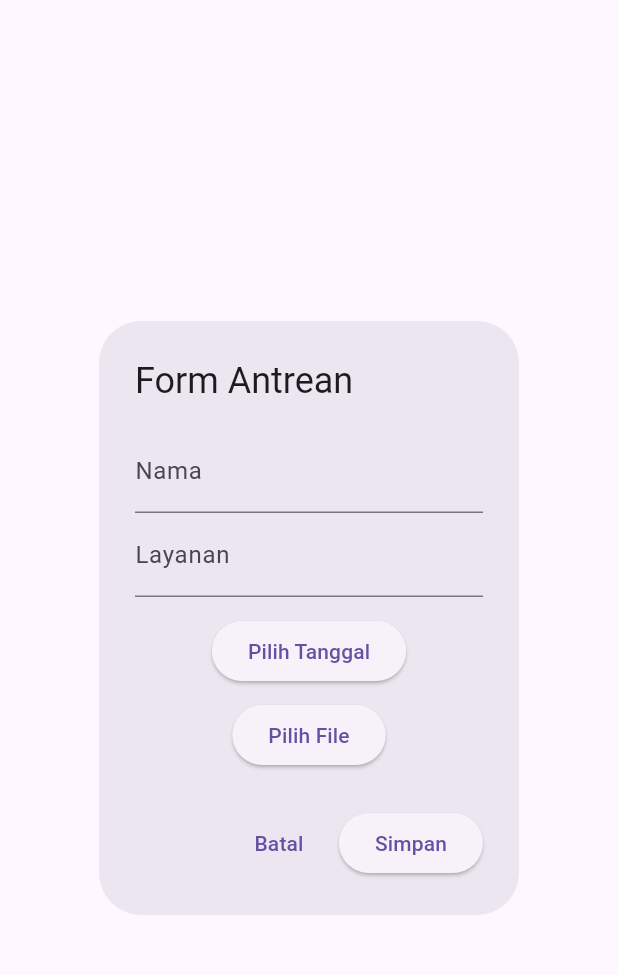
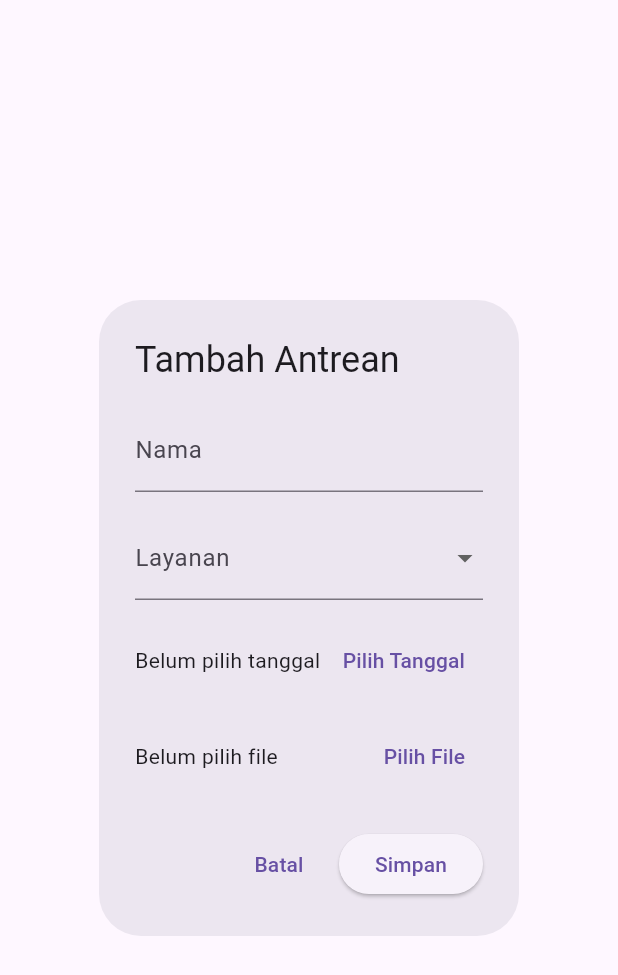
Before and after one commit to Nindyaayuu/antrean, a Flutter app: the FormDialog widget shown alone on an empty page, opened directly, on a phone screen of 412 x 824 dp. Shown: the top 975 px of the screen. Run offline on Flutter 3.47's test engine with Material 3 defaults, Android fonts, the phone set to English and light mode, and no system bars; our stand-ins replace file_picker, supabase_flutter; accounts and stored records are empty; network calls fail.

Commit message:
DropdownButton untuk layanan

```diff
--- a/lib/widgets/form_dialog.dart
+++ b/lib/widgets/form_dialog.dart
@@ -3,10 +3,16 @@ import 'package:file_picker/file_picker.dart';
 import '../models/antrean.dart';
 
 class FormDialog extends StatefulWidget {
+  final Antrean? initialData;
   final int? nextNomorAntrean;
   final Function(Antrean, PlatformFile)? onSave;
 
-  const FormDialog({super.key, this.nextNomorAntrean, this.onSave});
+  const FormDialog({
+    super.key,
+    this.initialData,
+    this.nextNomorAntrean,
+    this.onSave,
+  });
 
   @override
   State<FormDialog> createState() => _FormDialogState();
@@ -19,9 +25,41 @@ class _FormDialogState extends State<FormDialog> {
   DateTime? pickupTime;
   PlatformFile? pickedFile;
 
+  final List<String> layananList = [
+    'PL PLOTTER',
+    'BROSUR',
+    'STIKER DTV UV',
+    'PHOTOPAPAER',
+    'CETAK POSTER BESAR',
+    'INDOOR UV',
+    'KALENDER',
+    'KAIN',
+    'KUPON / VOUCHER',
+    'LANYARD',
+    'STICKER CUTTING',
+    'FOTO BESAR DAN FRAME',
+    'FRONTLITE OUTDOOR',
+    'JERSEY',
+    'FOTO STUDIO',
+    'SABLON DTF',
+    'CETAK FOTO',
+    'STEMPEL DLASH',
+  ];
+
+  @override
+  void initState() {
+    super.initState();
+    if (widget.initialData != null) {
+      final antrean = widget.initialData!;
+      nama = antrean.nama;
+      layanan = antrean.layanan;
+      pickupTime = antrean.pickupTime;
+    }
+  }
+
   void _pickFile() async {
-    final result = await FilePicker.platform.pickFiles();
-    if (result != null) {
+    final result = await FilePicker.platform.pickFiles(withData: true);
+    if (result != null && result.files.isNotEmpty) {
       setState(() {
         pickedFile = result.files.first;
       });
@@ -31,7 +69,7 @@ class _FormDialogState extends State<FormDialog> {
   void _pickDate() async {
     final result = await showDatePicker(
       context: context,
-      initialDate: DateTime.now(),
+      initialDate: pickupTime ?? DateTime.now(),
       firstDate: DateTime(2020),
       lastDate: DateTime(2100),
     );
@@ -43,26 +81,32 @@ class _FormDialogState extends State<FormDialog> {
   }
 
   void _submit() {
-    if (_formKey.currentState!.validate() &&
-        pickupTime != null &&
-        pickedFile != null) {
+    if (_formKey.currentState!.validate() && pickupTime != null) {
       _formKey.currentState!.save();
 
+      final PlatformFile fileToSave =
+          pickedFile ??
+          PlatformFile(
+            name: widget.initialData?.fileName ?? 'unknown.pdf',
+            size: 0,
+            bytes: null,
+          );
+
       final antrean = Antrean(
-        id: '',
+        id: widget.initialData?.id ?? '',
         nama: nama,
         layanan: layanan,
         pickupTime: pickupTime!,
-        fileName: pickedFile!.name,
+        fileName: fileToSave.name,
         nomorAntrean:
-            widget.nextNomorAntrean ?? DateTime.now().millisecondsSinceEpoch,
+            widget.initialData?.nomorAntrean ?? widget.nextNomorAntrean!,
       );
 
-      widget.onSave?.call(antrean, pickedFile!);
-      Navigator.pop(context);
+      widget.onSave?.call(antrean, fileToSave);
+      Navigator.of(context).pop();
     } else {
       ScaffoldMessenger.of(context).showSnackBar(
-        const SnackBar(content: Text('Lengkapi semua data dan pilih file')),
+        const SnackBar(content: Text('Lengkapi semua data dan tanggal')),
       );
     }
   }
@@ -70,44 +114,71 @@ class _FormDialogState extends State<FormDialog> {
   @override
   Widget build(BuildContext context) {
     return AlertDialog(
-      title: const Text('Form Antrean'),
+      title: Text(
+        widget.initialData == null ? 'Tambah Antrean' : 'Edit Antrean',
+      ),
       content: SingleChildScrollView(
         child: Form(
           key: _formKey,
           child: Column(
-            mainAxisSize: MainAxisSize.min,
             children: [
               TextFormField(
+                initialValue: nama,
                 decoration: const InputDecoration(labelText: 'Nama'),
                 onSaved: (value) => nama = value ?? '',
                 validator:
                     (value) =>
                         value == null || value.isEmpty ? 'Wajib diisi' : null,
               ),
-              TextFormField(
+              const SizedBox(height: 16),
+              DropdownButtonFormField<String>(
+                value: layanan.isNotEmpty ? layanan : null,
                 decoration: const InputDecoration(labelText: 'Layanan'),
-                onSaved: (value) => layanan = value ?? '',
+                items:
+                    layananList
+                        .map(
+                          (item) =>
+                              DropdownMenuItem(value: item, child: Text(item)),
+                        )
+                        .toList(),
+                onChanged: (value) => setState(() => layanan = value ?? ''),
                 validator:
                     (value) =>
-                        value == null || value.isEmpty ? 'Wajib diisi' : null,
+                        value == null || value.isEmpty ? 'Pilih layanan' : null,
               ),
-              const SizedBox(height: 12),
-              ElevatedButton(
-                onPressed: _pickDate,
-                child: Text(
-                  pickupTime == null
-                      ? 'Pilih Tanggal'
-                      : 'Tanggal: ${pickupTime!.toLocal()}'.split(' ')[0],
-                ),
+              const SizedBox(height: 16),
+              Row(
+                children: [
+                  Expanded(
+                    child: Text(
+                      pickupTime == null
+                          ? 'Belum pilih tanggal'
+                          : 'Tanggal: ${pickupTime!.toLocal().toIso8601String().split("T")[0]}',
+                    ),
+                  ),
+                  TextButton(
+                    onPressed: _pickDate,
+                    child: const Text('Pilih Tanggal'),
+                  ),
+                ],
               ),
-              const SizedBox(height: 8),
-              ElevatedButton(
-                onPressed: _pickFile,
-                child: Text(
-                  pickedFile == null
-                      ? 'Pilih File'
-                      : 'File: ${pickedFile!.name}',
-                ),
+              const SizedBox(height: 16),
+              Row(
+                children: [
+                  Expanded(
+                    child: Text(
+                      pickedFile != null
+                          ? 'File: ${pickedFile!.name}'
+                          : (widget.initialData?.fileName != null
+                              ? 'File lama: ${widget.initialData!.fileName}'
+                              : 'Belum pilih file'),
+                    ),
+                  ),
+                  TextButton(
+                    onPressed: _pickFile,
+                    child: const Text('Pilih File'),
+                  ),
+                ],
               ),
             ],
           ),
@@ -115,7 +186,7 @@ class _FormDialogState extends State<FormDialog> {
       ),
       actions: [
         TextButton(
-          onPressed: () => Navigator.pop(context),
+          onPressed: () => Navigator.of(context).pop(),
           child: const Text('Batal'),
         ),
         ElevatedButton(onPressed: _submit, child: const Text('Simpan')),
```
